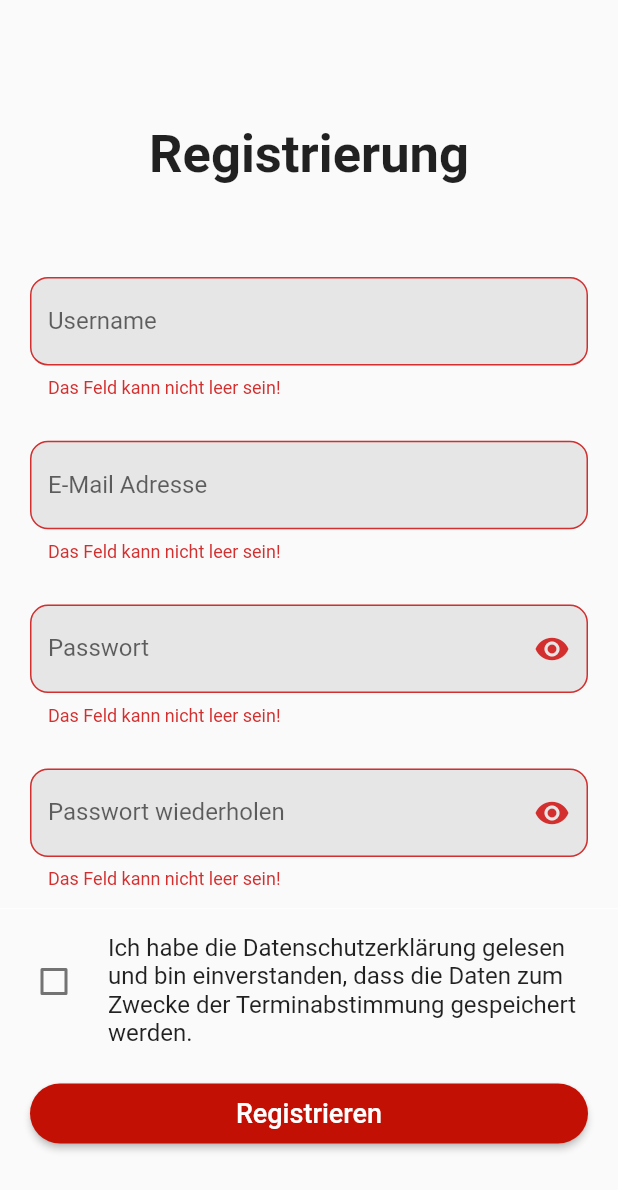
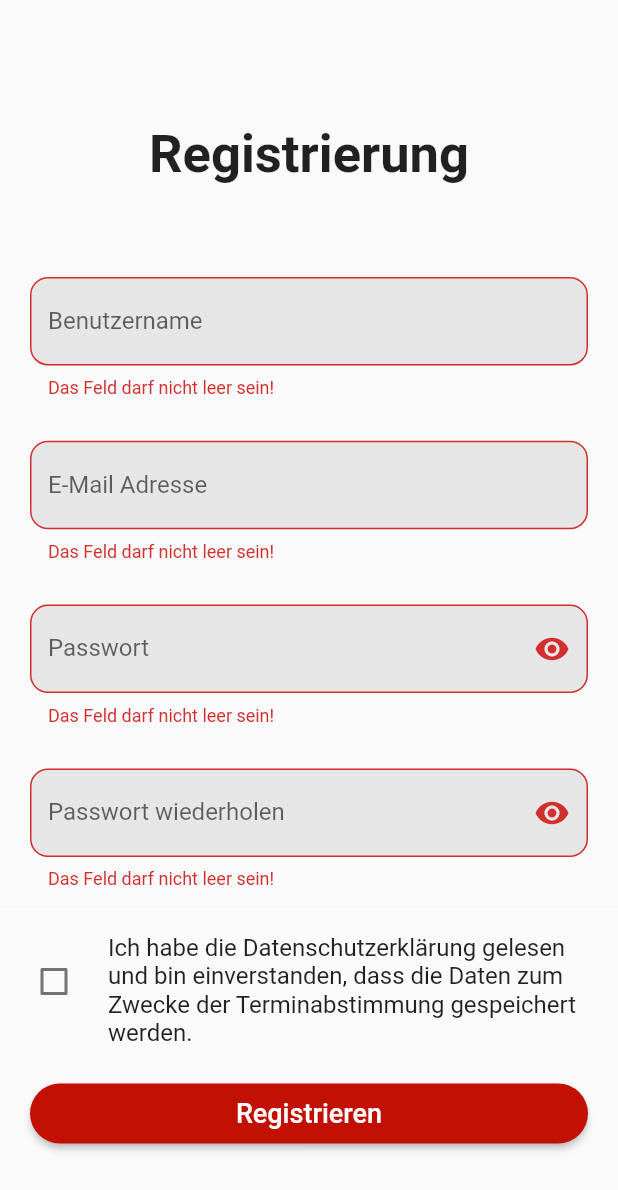
Before and after one commit to hytechat/termino-dev, a Flutter app: the RegisterPage screen opened by its route, after a tap on "Registrieren", on a phone screen of 412 x 824 dp. Shown: the top 1190 px of the screen. Run offline on Flutter 3.47's test engine with Material 2 defaults, Android fonts, the phone set to English and light mode, and no system bars; our stand-ins replace email_validator, flutter_tts, fluttertoast, image_picker, shared_preferences, string_validator; missing offline and left inert: syncfusion_flutter_pdfviewer, syncfusion_flutter_pdfviewer_web; accounts and stored records are empty.

Commit message:
ProfilDaten geändert + Text auf Login und Reg auf Deutsch nun

```diff
--- a/frontend/lib/pages/pagesGeruest/profile_details/user_data.dart
+++ b/frontend/lib/pages/pagesGeruest/profile_details/user_data.dart
@@ -1,4 +1,4 @@
-//Kann zu einem späteren Zeitpunkt exportiert werden und als eines Dart-File erstellt werden
+//Kann zu einem späteren Zeitpunkt exportiert werden und als eine Dart-File erstellt werden
 import 'dart:convert';
 import 'package:shared_preferences/shared_preferences.dart';
 
@@ -6,7 +6,7 @@ class User {
   String image;
   String name;
   String email;
-  String phone; //Wieso wird Phone verlangt?
+  String phone;
 
   // Constructor
   User({
@@ -50,9 +50,9 @@ class UserData {
 
   static User myUser = User(
     image:
-        "https://upload.wikimedia.org/wikipedia/commons/a/a2/Rowan_Atkinson%2C_2011.jpg",
-    name: 'Jonny English 000',
-    email: 'jonny.english@gmail.com',
+        "https://cdn.pixabay.com/photo/2018/08/28/12/41/avatar-3637425_960_720.png",
+    name: 'Admin',
+    email: 'Admin@gmail.com',
     phone: '(208) 206-5039',
   );
 
--- a/frontend/lib/pages/pagesGeruest/views/login_page.dart
+++ b/frontend/lib/pages/pagesGeruest/views/login_page.dart
@@ -79,7 +79,7 @@ class _LoginState extends State<Login> {
                     border: OutlineInputBorder(
                       borderRadius: BorderRadius.circular(12.0),
                     ),
-                    labelText: 'Username',
+                    labelText: 'Benutzername',
                   ),
                   validator: (value) {
                     if (value!.isEmpty) {
--- a/frontend/lib/pages/pagesGeruest/views/register_page.dart
+++ b/frontend/lib/pages/pagesGeruest/views/register_page.dart
@@ -103,14 +103,14 @@ class _RegisterPageState extends State<RegisterPage> {
                     border: OutlineInputBorder(
                       borderRadius: BorderRadius.circular(12.0),
                     ),
-                    labelText: 'Username',
+                    labelText: 'Benutzername',
                   ),
                   validator: (value) {
                     if (value!.isEmpty) {
-                      return "Das Feld kann nicht leer sein!";
+                      return "Das Feld darf nicht leer sein!";
                     } else if (value!.isEmpty ||
                         !RegExp(r'^[a-zA-Z0-9.a-zA-Z0-9]').hasMatch(value)) {
-                      return "Dieser Name entspricht nicht unseren Guidelines!"; //To be defined was die Guidelines sind - generell was hier alles zulässig sein darf
+                      return "Dieser Name entspricht nicht den Richtlinien!"; //To be defined was die Guidelines sind - generell was hier alles zulässig sein darf
                     } else {
                       return null;
                     }
@@ -134,11 +134,11 @@ class _RegisterPageState extends State<RegisterPage> {
                   ),
                   validator: (value) {
                     if (value!.isEmpty) {
-                      return "Das Feld kann nicht leer sein!";
+                      return "Das Feld darf nicht leer sein!";
                     } else if (value!.isEmpty ||
                         !RegExp(r"^[a-zA-Z0-9.a-zA-Z0-9.!#$%&'*+-/=?^_`{|}~]+@[a-zA-Z0-9]+\.[a-zA-Z]+")
                             .hasMatch(value)) {
-                      return "Diese Mail ist ungültig!";
+                      return "Diese E-Mail Adresse ist ungültig!";
                     } else {
                       return null;
                     }
@@ -173,11 +173,11 @@ class _RegisterPageState extends State<RegisterPage> {
                   ),
                   validator: (value) {
                     if (value!.isEmpty) {
-                      return "Das Feld kann nicht leer sein!";
+                      return "Das Feld darf nicht leer sein!";
                     } else if (value!.isEmpty ||
                         !RegExp(r'(?=.*\d)(?=.*[a-z])(?=.*[A-Z])(?=.*\W)')
                             .hasMatch(value!)) {
-                      return "Notwendig sind: Groß-, Kleinbuchstabe Zahl und Sonderzeichen!";
+                      return "Notwendig sind: Groß-, Kleinbuchstabe, Zahl und Sonderzeichen!";
                     } else {
                       return null;
                     }
@@ -212,7 +212,7 @@ class _RegisterPageState extends State<RegisterPage> {
                   ),
                   validator: (value) {
                     if (value!.isEmpty) {
-                      return "Das Feld kann nicht leer sein!";
+                      return "Das Feld darf nicht leer sein!";
                     } else if (PassWdhController.text != PasswController.text) {
                       return "Die Passwörter stimme nicht überein!";
                     } else {
```
Also changed, not shown: frontend/lib/pages/pagesGeruest/views/profil_einsehen_page.dart (+18 -20 lines), 1 other file.
